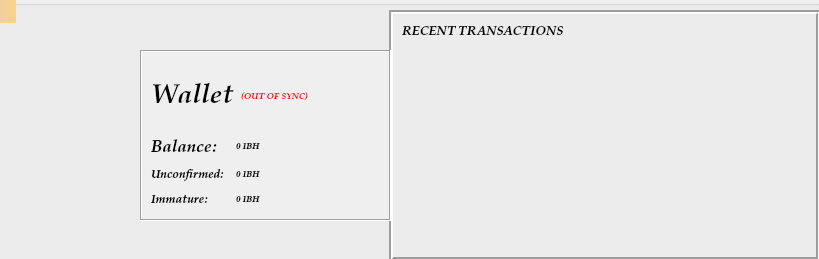
The window that src/qt/forms/overviewpage.ui (ibithub/ibithub) describes before a commit, drawn with Qt 5.
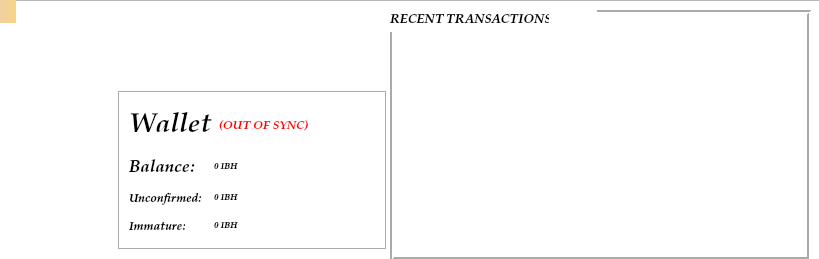
The same window after the commit. Icons and pictures are not drawn.

```diff
--- a/src/qt/forms/overviewpage.ui
+++ b/src/qt/forms/overviewpage.ui
@@ -25,6 +25,9 @@
   <property name="windowTitle">
    <string>Form</string>
   </property>
+  <property name="autoFillBackground">
+   <bool>true</bool>
+  </property>
   <property name="styleSheet">
    <string notr="true"/>
   </property>
@@ -50,39 +53,30 @@
     <number>3</number>
    </property>
   </widget>
-  <widget class="QGroupBox" name="groupBox_3">
-   <property name="geometry">
-    <rect>
-     <x>-70</x>
-     <y>0</y>
-     <width>891</width>
-     <height>261</height>
-    </rect>
-   </property>
-   <property name="font">
-    <font>
-     <family>URW Palladio L</family>
-     <weight>75</weight>
-     <italic>true</italic>
-     <bold>true</bold>
-    </font>
-   </property>
-   <property name="autoFillBackground">
-    <bool>false</bool>
-   </property>
-   <property name="styleSheet">
-    <string notr="true">background: url(  /home/ubuntu/Desktop/ibithub/src/qt/res/images/background2.png)</string>
-   </property>
-  </widget>
   <widget class="QWidget" name="layoutWidget">
+   <property name="enabled">
+    <bool>true</bool>
+   </property>
    <property name="geometry">
     <rect>
-     <x>140</x>
-     <y>50</y>
-     <width>251</width>
-     <height>171</height>
+     <x>118</x>
+     <y>90</y>
+     <width>271</width>
+     <height>161</height>
     </rect>
    </property>
+   <property name="minimumSize">
+    <size>
+     <width>271</width>
+     <height>161</height>
+    </size>
+   </property>
+   <property name="maximumSize">
+    <size>
+     <width>271</width>
+     <height>161</height>
+    </size>
+   </property>
    <property name="font">
     <font>
      <family>URW Palladio L</family>
@@ -95,6 +89,21 @@
    <layout class="QVBoxLayout" name="verticalLayout_2">
     <item>
      <widget class="QFrame" name="frame">
+      <property name="enabled">
+       <bool>true</bool>
+      </property>
+      <property name="minimumSize">
+       <size>
+        <width>269</width>
+        <height>159</height>
+       </size>
+      </property>
+      <property name="maximumSize">
+       <size>
+        <width>269</width>
+        <height>159</height>
+       </size>
+      </property>
       <property name="font">
        <font>
         <family>URW Palladio L</family>
@@ -104,7 +113,10 @@
        </font>
       </property>
       <property name="autoFillBackground">
-       <bool>true</bool>
+       <bool>false</bool>
+      </property>
+      <property name="styleSheet">
+       <string notr="true">background-color:white</string>
       </property>
       <property name="frameShape">
        <enum>QFrame::Box</enum>
@@ -112,11 +124,26 @@
       <property name="frameShadow">
        <enum>QFrame::Sunken</enum>
       </property>
-      <layout class="QVBoxLayout" name="verticalLayout_4">
-       <item>
+      <layout class="QGridLayout" name="gridLayout">
+       <item row="0" column="0">
         <layout class="QHBoxLayout" name="horizontalLayout_4">
          <item>
           <widget class="QLabel" name="label_5">
+           <property name="enabled">
+            <bool>true</bool>
+           </property>
+           <property name="minimumSize">
+            <size>
+             <width>84</width>
+             <height>48</height>
+            </size>
+           </property>
+           <property name="maximumSize">
+            <size>
+             <width>84</width>
+             <height>48</height>
+            </size>
+           </property>
            <property name="font">
             <font>
              <family>URW Palladio L</family>
@@ -139,6 +166,21 @@
          </item>
          <item>
           <widget class="QLabel" name="labelWalletStatus">
+           <property name="enabled">
+            <bool>true</bool>
+           </property>
+           <property name="minimumSize">
+            <size>
+             <width>111</width>
+             <height>48</height>
+            </size>
+           </property>
+           <property name="maximumSize">
+            <size>
+             <width>111</width>
+             <height>48</height>
+            </size>
+           </property>
            <property name="font">
             <font>
              <family>URW Palladio L</family>
@@ -163,6 +205,21 @@
          </item>
          <item>
           <spacer name="horizontalSpacer_2">
+           <property name="enabled">
+            <bool>true</bool>
+           </property>
+           <property name="minimumSize">
+            <size>
+             <width>38</width>
+             <height>48</height>
+            </size>
+           </property>
+           <property name="maximumSize">
+            <size>
+             <width>38</width>
+             <height>48</height>
+            </size>
+           </property>
            <property name="font">
             <font>
              <family>URW Palladio L</family>
@@ -184,7 +241,7 @@
          </item>
         </layout>
        </item>
-       <item>
+       <item row="1" column="0">
         <layout class="QFormLayout" name="formLayout_2">
          <property name="fieldGrowthPolicy">
           <enum>QFormLayout::AllNonFixedFieldsGrow</enum>
@@ -197,6 +254,21 @@
          </property>
          <item row="0" column="0">
           <widget class="QLabel" name="label">
+           <property name="enabled">
+            <bool>true</bool>
+           </property>
+           <property name="minimumSize">
+            <size>
+             <width>66</width>
+             <height>23</height>
+            </size>
+           </property>
+           <property name="maximumSize">
+            <size>
+             <width>66</width>
+             <height>23</height>
+            </size>
+           </property>
            <property name="font">
             <font>
              <family>URW Palladio L</family>
@@ -213,6 +285,21 @@
          </item>
          <item row="0" column="1">
           <widget class="QLabel" name="labelBalance">
+           <property name="enabled">
+            <bool>true</bool>
+           </property>
+           <property name="minimumSize">
+            <size>
+             <width>160</width>
+             <height>23</height>
+            </size>
+           </property>
+           <property name="maximumSize">
+            <size>
+             <width>160</width>
+             <height>23</height>
+            </size>
+           </property>
            <property name="font">
             <font>
              <family>URW Palladio L</family>
@@ -238,6 +325,21 @@
          </item>
          <item row="1" column="0">
           <widget class="QLabel" name="label_3">
+           <property name="enabled">
+            <bool>true</bool>
+           </property>
+           <property name="minimumSize">
+            <size>
+             <width>73</width>
+             <height>16</height>
+            </size>
+           </property>
+           <property name="maximumSize">
+            <size>
+             <width>73</width>
+             <height>16</height>
+            </size>
+           </property>
            <property name="font">
             <font>
              <family>URW Palladio L</family>
@@ -254,6 +356,21 @@
          </item>
          <item row="2" column="0">
           <widget class="QLabel" name="labelImmatureText">
+           <property name="enabled">
+            <bool>true</bool>
+           </property>
+           <property name="minimumSize">
+            <size>
+             <width>56</width>
+             <height>16</height>
+            </size>
+           </property>
+           <property name="maximumSize">
+            <size>
+             <width>56</width>
+             <height>16</height>
+            </size>
+           </property>
            <property name="font">
             <font>
              <family>URW Palladio L</family>
@@ -270,6 +387,21 @@
          </item>
          <item row="2" column="1">
           <widget class="QLabel" name="labelImmature">
+           <property name="enabled">
+            <bool>true</bool>
+           </property>
+           <property name="minimumSize">
+            <size>
+             <width>160</width>
+             <height>16</height>
+            </size>
+           </property>
+           <property name="maximumSize">
+            <size>
+             <width>160</width>
+             <height>16</height>
+            </size>
+           </property>
            <property name="font">
             <font>
              <family>URW Palladio L</family>
@@ -292,6 +424,21 @@
          </item>
          <item row="1" column="1">
           <widget class="QLabel" name="labelUnconfirmed">
+           <property name="enabled">
+            <bool>true</bool>
+           </property>
+           <property name="minimumSize">
+            <size>
+             <width>160</width>
+             <height>16</height>
+            </size>
+           </property>
+           <property name="maximumSize">
+            <size>
+             <width>160</width>
+             <height>16</height>
+            </size>
+           </property>
            <property name="font">
             <font>
              <family>URW Palladio L</family>
@@ -322,15 +469,55 @@
     </item>
    </layout>
   </widget>
-  <widget class="QWidget" name="layoutWidget">
+  <widget class="QGraphicsView" name="graphicsView">
    <property name="geometry">
     <rect>
-     <x>389</x>
+     <x>-80</x>
+     <y>0</y>
+     <width>901</width>
+     <height>261</height>
+    </rect>
+   </property>
+   <property name="minimumSize">
+    <size>
+     <width>901</width>
+     <height>261</height>
+    </size>
+   </property>
+   <property name="maximumSize">
+    <size>
+     <width>901</width>
+     <height>261</height>
+    </size>
+   </property>
+   <property name="toolTip">
+    <string/>
+   </property>
+   <property name="styleSheet">
+    <string notr="true">background: url(/home/ubuntu/Desktop/ibithub/src/qt/res/icons/background2.png)</string>
+   </property>
+  </widget>
+  <widget class="QFrame" name="frame_2">
+   <property name="geometry">
+    <rect>
+     <x>390</x>
      <y>10</y>
-     <width>431</width>
+     <width>421</width>
      <height>251</height>
     </rect>
    </property>
+   <property name="minimumSize">
+    <size>
+     <width>421</width>
+     <height>251</height>
+    </size>
+   </property>
+   <property name="maximumSize">
+    <size>
+     <width>421</width>
+     <height>251</height>
+    </size>
+   </property>
    <property name="font">
     <font>
      <family>URW Palladio L</family>
@@ -339,102 +526,143 @@
      <bold>true</bold>
     </font>
    </property>
-   <layout class="QVBoxLayout" name="verticalLayout_3">
-    <item>
-     <widget class="QFrame" name="frame_2">
-      <property name="font">
-       <font>
-        <family>URW Palladio L</family>
-        <weight>75</weight>
-        <italic>true</italic>
-        <bold>true</bold>
-       </font>
-      </property>
-      <property name="autoFillBackground">
-       <bool>true</bool>
-      </property>
-      <property name="frameShape">
-       <enum>QFrame::Box</enum>
-      </property>
-      <property name="frameShadow">
-       <enum>QFrame::Sunken</enum>
-      </property>
-      <property name="lineWidth">
-       <number>2</number>
-      </property>
-      <layout class="QVBoxLayout" name="verticalLayout">
-       <item>
-        <layout class="QHBoxLayout" name="horizontalLayout_2">
-         <item>
-          <widget class="QLabel" name="label_4">
-           <property name="font">
-            <font>
-             <family>URW Palladio L</family>
-             <pointsize>10</pointsize>
-             <weight>75</weight>
-             <italic>true</italic>
-             <bold>true</bold>
-            </font>
-           </property>
-           <property name="text">
-            <string>&lt;b&gt;RECENT TRANSACTIONS&lt;/b&gt;</string>
-           </property>
-          </widget>
-         </item>
-         <item>
-          <spacer name="horizontalSpacer">
-           <property name="font">
-            <font>
-             <family>URW Palladio L</family>
-             <weight>75</weight>
-             <italic>true</italic>
-             <bold>true</bold>
-            </font>
-           </property>
-           <property name="orientation">
-            <enum>Qt::Horizontal</enum>
-           </property>
-           <property name="sizeHint" stdset="0">
-            <size>
-             <width>40</width>
-             <height>20</height>
-            </size>
-           </property>
-          </spacer>
-         </item>
-        </layout>
-       </item>
-       <item>
-        <widget class="QListView" name="listTransactions">
-         <property name="font">
-          <font>
-           <family>URW Palladio L</family>
-           <weight>75</weight>
-           <italic>true</italic>
-           <bold>true</bold>
-          </font>
-         </property>
-         <property name="styleSheet">
-          <string notr="true">QListView { background: transparent; }</string>
-         </property>
-         <property name="frameShape">
-          <enum>QFrame::NoFrame</enum>
-         </property>
-         <property name="verticalScrollBarPolicy">
-          <enum>Qt::ScrollBarAlwaysOff</enum>
-         </property>
-         <property name="horizontalScrollBarPolicy">
-          <enum>Qt::ScrollBarAlwaysOff</enum>
-         </property>
-         <property name="selectionMode">
-          <enum>QAbstractItemView::NoSelection</enum>
-         </property>
-        </widget>
-       </item>
-      </layout>
-     </widget>
-    </item>
-   </layout>
+   <property name="autoFillBackground">
+    <bool>false</bool>
+   </property>
+   <property name="styleSheet">
+    <string notr="true">background-color:white</string>
+   </property>
+   <property name="frameShape">
+    <enum>QFrame::Box</enum>
+   </property>
+   <property name="frameShadow">
+    <enum>QFrame::Sunken</enum>
+   </property>
+   <property name="lineWidth">
+    <number>2</number>
+   </property>
+   <widget class="QListView" name="listTransactions">
+    <property name="geometry">
+     <rect>
+      <x>10</x>
+      <y>44</y>
+      <width>401</width>
+      <height>191</height>
+     </rect>
+    </property>
+    <property name="minimumSize">
+     <size>
+      <width>401</width>
+      <height>191</height>
+     </size>
+    </property>
+    <property name="maximumSize">
+     <size>
+      <width>401</width>
+      <height>191</height>
+     </size>
+    </property>
+    <property name="font">
+     <font>
+      <family>URW Palladio L</family>
+      <weight>75</weight>
+      <italic>true</italic>
+      <bold>true</bold>
+     </font>
+    </property>
+    <property name="styleSheet">
+     <string notr="true">QListView { background: transparent; }</string>
+    </property>
+    <property name="frameShape">
+     <enum>QFrame::NoFrame</enum>
+    </property>
+    <property name="verticalScrollBarPolicy">
+     <enum>Qt::ScrollBarAlwaysOff</enum>
+    </property>
+    <property name="horizontalScrollBarPolicy">
+     <enum>Qt::ScrollBarAlwaysOff</enum>
+    </property>
+    <property name="selectionMode">
+     <enum>QAbstractItemView::NoSelection</enum>
+    </property>
+   </widget>
+   <widget class="QWidget" name="">
+    <property name="minimumSize">
+     <size>
+      <width>207</width>
+      <height>22</height>
+     </size>
+    </property>
+    <property name="maximumSize">
+     <size>
+      <width>207</width>
+      <height>22</height>
+     </size>
+    </property>
+    <layout class="QHBoxLayout" name="horizontalLayout_2">
+     <item>
+      <widget class="QLabel" name="label_4">
+       <property name="minimumSize">
+        <size>
+         <width>159</width>
+         <height>20</height>
+        </size>
+       </property>
+       <property name="maximumSize">
+        <size>
+         <width>159</width>
+         <height>20</height>
+        </size>
+       </property>
+       <property name="font">
+        <font>
+         <family>URW Palladio L</family>
+         <pointsize>10</pointsize>
+         <weight>75</weight>
+         <italic>true</italic>
+         <bold>true</bold>
+        </font>
+       </property>
+       <property name="text">
+        <string>&lt;b&gt;RECENT TRANSACTIONS&lt;/b&gt;</string>
+       </property>
+      </widget>
+     </item>
+     <item>
+      <spacer name="horizontalSpacer">
+       <property name="minimumSize">
+        <size>
+         <width>40</width>
+         <height>20</height>
+        </size>
+       </property>
+       <property name="maximumSize">
+        <size>
+         <width>40</width>
+         <height>20</height>
+        </size>
+       </property>
+       <property name="font">
+        <font>
+         <family>URW Palladio L</family>
+         <weight>75</weight>
+         <italic>true</italic>
+         <bold>true</bold>
+        </font>
+       </property>
+       <property name="orientation">
+        <enum>Qt::Horizontal</enum>
+       </property>
+       <property name="sizeHint" stdset="0">
+        <size>
+         <width>40</width>
+         <height>20</height>
+        </size>
+       </property>
+      </spacer>
+     </item>
+    </layout>
+   </widget>
   </widget>
   <zorder>groupBox_3</zorder>
   <zorder>layoutWidget</zorder>
```
Left out of the diff: 46 changed lines with no effect on the pictures.
